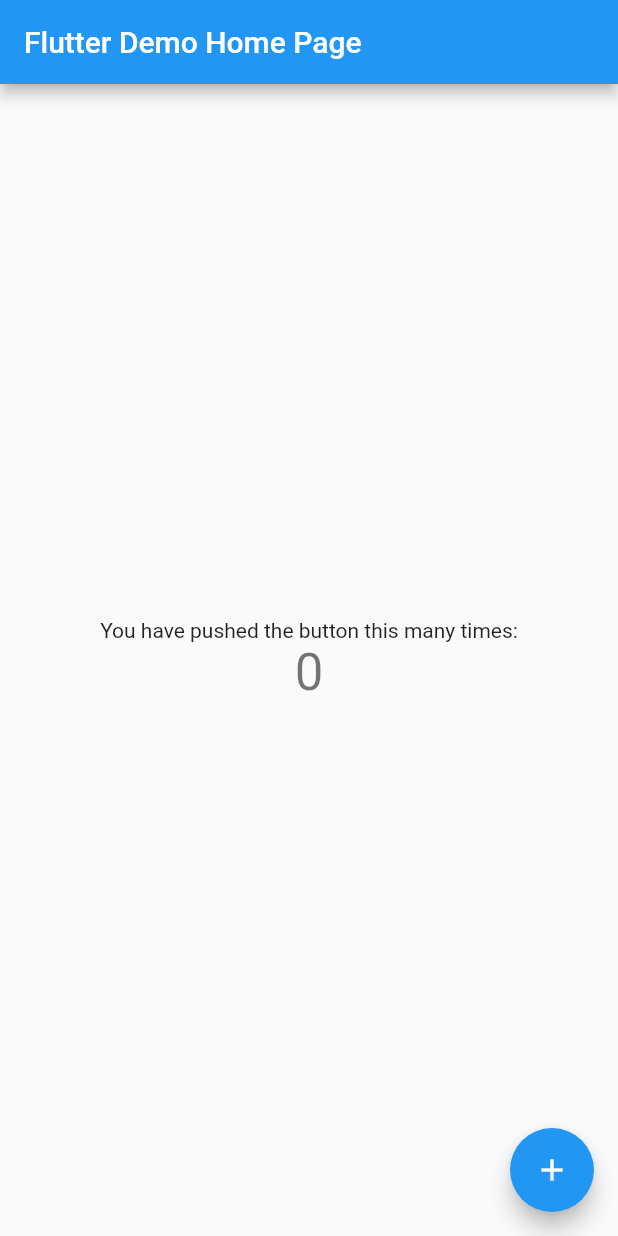
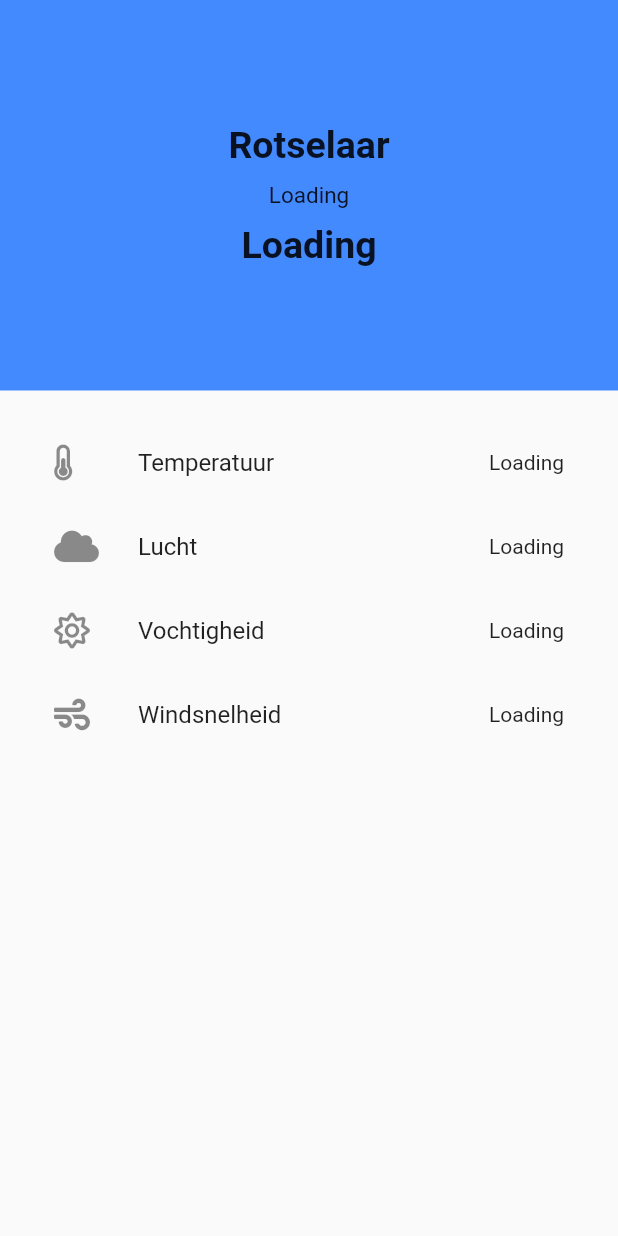
Before and after one commit to ferre0160/weather_application, a Flutter app: the screen it shows after launch, on a phone screen of 412 x 824 dp. Run offline on Flutter 3.47's test engine with Material 2 defaults, Android fonts, the phone set to English and light mode, and no system bars; our stand-ins replace font_awesome_flutter; network calls fail.

```diff
--- a/lib/main.dart
+++ b/lib/main.dart
@@ -1,115 +1,123 @@
 import 'package:flutter/material.dart';
+import 'package:http/http.dart' as http;
+import 'dart:convert';
+import 'package:font_awesome_flutter/font_awesome_flutter.dart';
 
-void main() {
-  runApp(const MyApp());
+void main() => runApp(const MaterialApp(
+      title: "Weather App",
+      home: Home(),
+    ));
+
+class Home extends StatefulWidget {
+  const Home({Key? key}) : super(key: key);
+
+  @override
+  _HomeState createState() => _HomeState();
 }
 
-class MyApp extends StatelessWidget {
-  const MyApp({Key? key}) : super(key: key);
+class _HomeState extends State<Home> {
+  var temp;
+  var description;
+  var currently;
+  var humidity;
+  var windspeed;
 
-  // This widget is the root of your application.
-  @override
-  Widget build(BuildContext context) {
-    return MaterialApp(
-      title: 'Flutter Demo',
-      theme: ThemeData(
-        // This is the theme of your application.
-        //
-        // Try running your application with "flutter run". You'll see the
-        // application has a blue toolbar. Then, without quitting the app, try
-        // changing the primarySwatch below to Colors.green and then invoke
-        // "hot reload" (press "r" in the console where you ran "flutter run",
-        // or simply save your changes to "hot reload" in a Flutter IDE).
-        // Notice that the counter didn't reset back to zero; the application
-        // is not restarted.
-        primarySwatch: Colors.blue,
-      ),
-      home: const MyHomePage(title: 'Flutter Demo Home Page'),
-    );
-  }
+  Future getWeather() async {
+    http.Response response = await http.get(Uri.parse(
+        "https://api.openweathermap.org/data/2.5/weather?q=Rotselaar&appid=c82feb043dc81db0a10bae349af30da1"));
+    var results = jsonDecode(response.body);
+    setState(() {
+      // structuur zoals SQL/PHP
+      // deze code is om de data uit de API results te halen
+      // check de url page voor welke names en structuur
+      this.temp = results['main']['temp'];
+      this.description = results['weather'][0]['description'];
+      this.currently = results['weather'][0]['main'];
+      this.humidity = results['main']['humidity'];
+      this.windspeed = results['wind']['speed'];
+    });
   }
 
-class MyHomePage extends StatefulWidget {
-  const MyHomePage({Key? key, required this.title}) : super(key: key);
-
-  // This widget is the home page of your application. It is stateful, meaning
-  // that it has a State object (defined below) that contains fields that affect
-  // how it looks.
-
-  // This class is the configuration for the state. It holds the values (in this
-  // case the title) provided by the parent (in this case the App widget) and
-  // used by the build method of the State. Fields in a Widget subclass are
-  // always marked "final".
-
-  final String title;
-
+  // nieuwe override function met initState:
+  // initState zorgt dat deze code eerst wordt gerunt
   @override
-  State<MyHomePage> createState() => _MyHomePageState();
-}
-
-class _MyHomePageState extends State<MyHomePage> {
-  int _counter = 0;
-
-  void _incrementCounter() {
-    setState(() {
-      // This call to setState tells the Flutter framework that something has
-      // changed in this State, which causes it to rerun the build method below
-      // so that the display can reflect the updated values. If we changed
-      // _counter without calling setState(), then the build method would not be
-      // called again, and so nothing would appear to happen.
-      _counter++;
-    });
+  void initState() {
+    super.initState();
+    this.getWeather();
   }
 
   @override
   Widget build(BuildContext context) {
-    // This method is rerun every time setState is called, for instance as done
-    // by the _incrementCounter method above.
-    //
-    // The Flutter framework has been optimized to make rerunning build methods
-    // fast, so that you can just rebuild anything that needs updating rather
-    // than having to individually change instances of widgets.
     return Scaffold(
-      appBar: AppBar(
-        // Here we take the value from the MyHomePage object that was created by
-        // the App.build method, and use it to set our appbar title.
-        title: Text(widget.title),
+      body: Column(
+        children: [
+          Container(
+            height: 781 / 3,
+            width: 450,
+            color: Colors.blueAccent,
+            child: SafeArea(
+              child: Column(
+                mainAxisAlignment: MainAxisAlignment.center,
+                crossAxisAlignment: CrossAxisAlignment.center,
+                children: [
+                  Padding(
+                    padding: EdgeInsets.only(bottom: 10),
+                    child: Text(
+                      "Rotselaar",
+                      style:
+                          TextStyle(fontSize: 25, fontWeight: FontWeight.bold),
                     ),
-      body: Center(
-        // Center is a layout widget. It takes a single child and positions it
-        // in the middle of the parent.
-        child: Column(
-          // Column is also a layout widget. It takes a list of children and
-          // arranges them vertically. By default, it sizes itself to fit its
-          // children horizontally, and tries to be as tall as its parent.
-          //
-          // Invoke "debug painting" (press "p" in the console, choose the
-          // "Toggle Debug Paint" action from the Flutter Inspector in Android
-          // Studio, or the "Toggle Debug Paint" command in Visual Studio Code)
-          // to see the wireframe for each widget.
-          //
-          // Column has various properties to control how it sizes itself and
-          // how it positions its children. Here we use mainAxisAlignment to
-          // center the children vertically; the main axis here is the vertical
-          // axis because Columns are vertical (the cross axis would be
-          // horizontal).
-          mainAxisAlignment: MainAxisAlignment.center,
-          children: <Widget>[
-            const Text(
-              'You have pushed the button this many times:',
                   ),
                   Text(
-              '$_counter',
-              style: Theme.of(context).textTheme.headline4,
+                    temp != null ? temp.toString() + "\u2103" : "Loading",
+                    style: TextStyle(fontSize: 15),
+                  ),
+                  Padding(
+                    padding: EdgeInsets.only(top: 10),
+                    child: Text(
+                      currently != null ? currently.toString() : "Loading",
+                      style:
+                          TextStyle(fontSize: 25, fontWeight: FontWeight.bold),
+                    ),
                   ),
                 ],
               ),
             ),
-      floatingActionButton: FloatingActionButton(
-        onPressed: _incrementCounter,
-        tooltip: 'Increment',
-        child: const Icon(Icons.add),
-      ), // This trailing comma makes auto-formatting nicer for build methods.
+          ),
+          Expanded(
+              child: Padding(
+            padding: EdgeInsets.all(20),
+            child: ListView(
+              children: [
+                ListTile(
+                  leading: FaIcon(FontAwesomeIcons.thermometerHalf),
+                  title: Text("Temperatuur"),
+                  trailing: Text(
+                      temp != null ? temp.toString() + "\u2103" : "Loading"),
+                ),
+                ListTile(
+                  leading: FaIcon(FontAwesomeIcons.cloud),
+                  title: Text("Lucht"),
+                  trailing: Text(
+                      description != null ? description.toString() : "Loading"),
+                ),
+                ListTile(
+                  leading: FaIcon(FontAwesomeIcons.sun),
+                  title: Text("Vochtigheid"),
+                  trailing: Text(
+                      humidity != null ? humidity.toString() + "%" : "Loading"),
+                ),
+                ListTile(
+                  leading: FaIcon(FontAwesomeIcons.wind),
+                  title: Text("Windsnelheid"),
+                  trailing: Text(
+                      windspeed != null ? windspeed.toString() : "Loading"),
+                ),
+              ],
+            ),
+          ))
+        ],
+      ),
     );
   }
 }
--- a/pubspec.yaml
+++ b/pubspec.yaml
@@ -29,7 +29,8 @@ environment:
 dependencies:
   flutter:
     sdk: flutter
-
+  http: ^0.13.4
+  font_awesome_flutter: ^9.2.0
 
   # The following adds the Cupertino Icons font to your application.
   # Use with the CupertinoIcons class for iOS style icons.
```
Also changed, not shown: pubspec.lock, 1 other file. Lines whose indentation alone changed are shown as unchanged.
